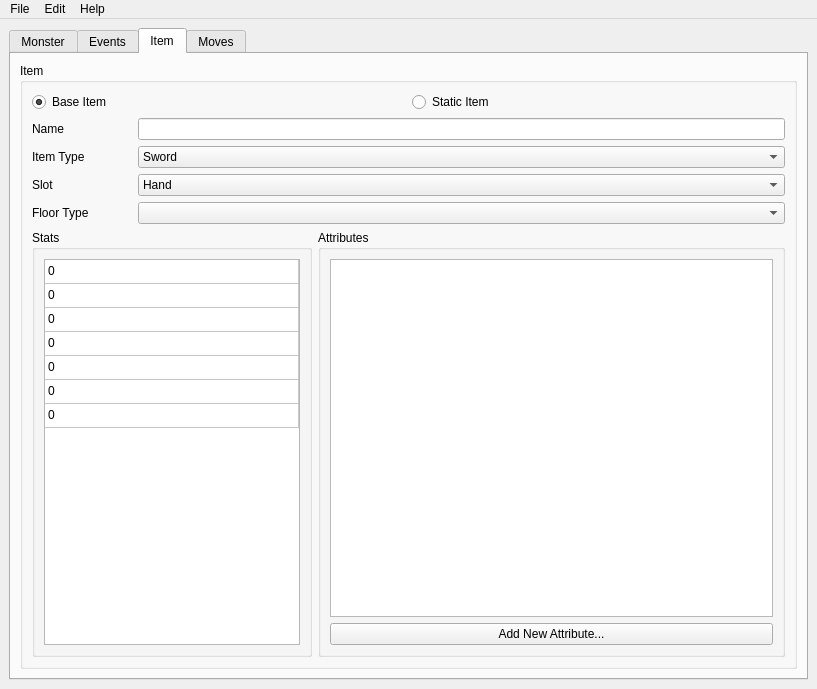
First picture: the form in editor/editor.ui, repository SodaCookie/rpeg, before the edit.
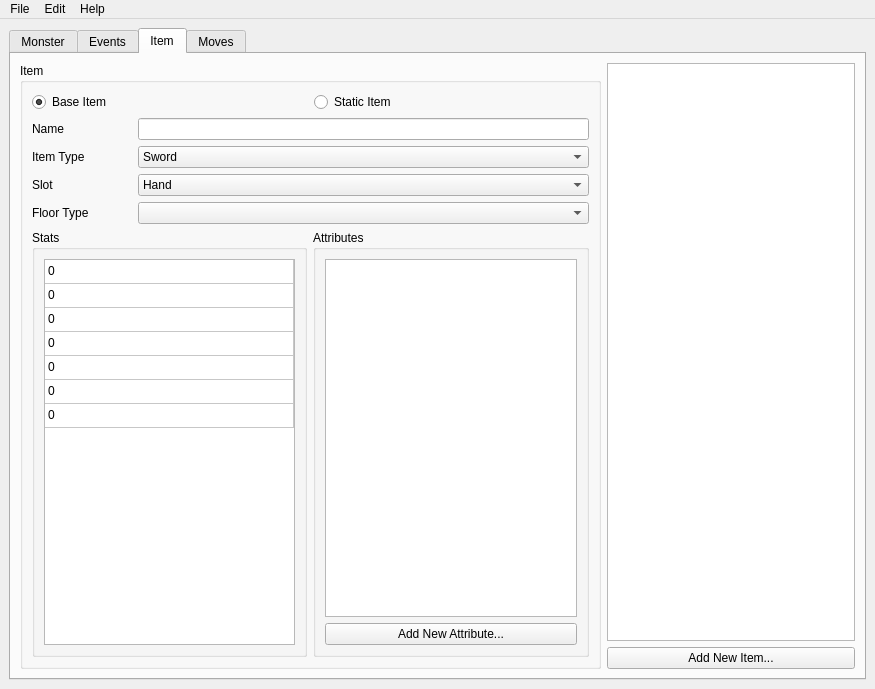
Second picture: the form after the edit. The open tabs and pages were chosen to show the change.

The edit to the form file:
```diff
--- a/editor/editor.ui
+++ b/editor/editor.ui
@@ -6,7 +6,7 @@
    <rect>
     <x>0</x>
     <y>0</y>
-    <width>817</width>
+    <width>875</width>
     <height>689</height>
    </rect>
   </property>
@@ -18,7 +18,7 @@
     <item row="0" column="0">
      <widget class="QTabWidget" name="tabWidget">
       <property name="currentIndex">
-       <number>1</number>
+       <number>3</number>
       </property>
       <widget class="QWidget" name="monster_tab">
        <property name="maximumSize">
@@ -477,17 +477,17 @@
        <attribute name="title">
         <string>Item</string>
        </attribute>
-       <layout class="QVBoxLayout" name="verticalLayout_9">
+       <layout class="QHBoxLayout" name="horizontalLayout_22">
         <item>
-         <widget class="QGroupBox" name="groupBox_6">
+         <widget class="QGroupBox" name="itemBox">
           <property name="title">
            <string>Item</string>
           </property>
-          <layout class="QVBoxLayout" name="verticalLayout_8">
+          <layout class="QVBoxLayout" name="itemBoxLayout">
            <item>
-            <layout class="QHBoxLayout" name="horizontalLayout_9">
+            <layout class="QHBoxLayout" name="itemBase">
              <item>
-              <widget class="QRadioButton" name="radioButton">
+              <widget class="QRadioButton" name="base">
                <property name="text">
                 <string>Base Item</string>
                </property>
@@ -497,7 +497,7 @@
               </widget>
              </item>
              <item>
-              <widget class="QRadioButton" name="radioButton_2">
+              <widget class="QRadioButton" name="nonbase">
                <property name="text">
                 <string>Static Item</string>
                </property>
@@ -527,7 +527,7 @@
               </widget>
              </item>
              <item>
-              <widget class="QLineEdit" name="lineEdit_2"/>
+              <widget class="QLineEdit" name="itemName"/>
              </item>
             </layout>
            </item>
@@ -547,7 +547,7 @@
               </widget>
              </item>
              <item>
-              <widget class="QComboBox" name="comboBox_6">
+              <widget class="QComboBox" name="itemType">
                <property name="sizePolicy">
                 <sizepolicy hsizetype="Expanding" vsizetype="Fixed">
                  <horstretch>0</horstretch>
@@ -644,7 +644,7 @@
               </widget>
              </item>
              <item>
-              <widget class="QComboBox" name="comboBox_5">
+              <widget class="QComboBox" name="itemSlot">
                <property name="sizePolicy">
                 <sizepolicy hsizetype="Expanding" vsizetype="Fixed">
                  <horstretch>0</horstretch>
@@ -707,7 +707,7 @@
               </widget>
              </item>
              <item>
-              <widget class="QComboBox" name="comboBox_2">
+              <widget class="QComboBox" name="itemFloorType">
                <property name="sizePolicy">
                 <sizepolicy hsizetype="Expanding" vsizetype="Fixed">
                  <horstretch>0</horstretch>
@@ -727,7 +727,7 @@
                </property>
                <layout class="QVBoxLayout" name="verticalLayout_10">
                 <item>
-                 <widget class="QTableWidget" name="item_status">
+                 <widget class="QTableWidget" name="itemStats">
                   <property name="sizePolicy">
                    <sizepolicy hsizetype="Maximum" vsizetype="Expanding">
                     <horstretch>0</horstretch>
@@ -874,7 +874,27 @@
           </layout>
          </widget>
         </item>
+        <item>
+         <layout class="QVBoxLayout" name="verticalLayout_8">
+          <item>
+           <widget class="QListWidget" name="itemList"/>
+          </item>
+          <item>
+           <widget class="QPushButton" name="pushButton_6">
+            <property name="text">
+             <string>Add New Item...</string>
+            </property>
+           </widget>
+          </item>
+         </layout>
+        </item>
        </layout>
+       <zorder>itemBox</zorder>
+       <zorder>base</zorder>
+       <zorder>nonbase</zorder>
+       <zorder></zorder>
+       <zorder>verticalLayoutWidget</zorder>
+       <zorder>verticalLayoutWidget</zorder>
       </widget>
       <widget class="QWidget" name="tab">
        <attribute name="title">
@@ -1226,7 +1246,7 @@
     <rect>
      <x>0</x>
      <y>0</y>
-     <width>817</width>
+     <width>875</width>
      <height>21</height>
     </rect>
    </property>
```
